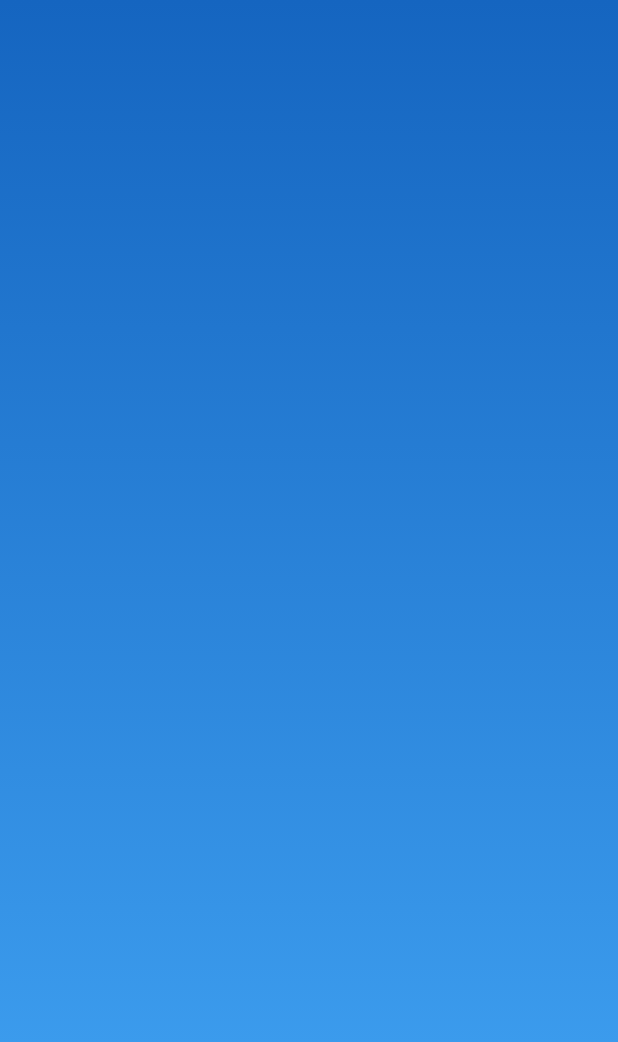
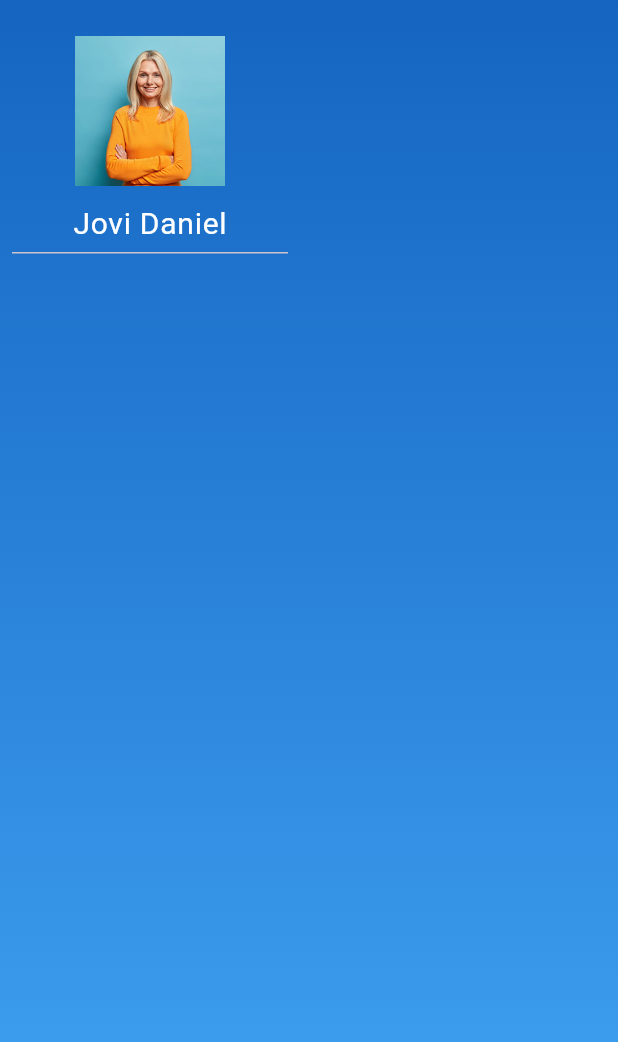
Before and after one commit to MrPouyaSaad/Drawer-Menu-3D, a Flutter app: the HomeScreen screen opened directly, on a phone screen of 412 x 824 dp. Shown: the top 1042 px of the screen. Run offline on Flutter 3.47's test engine with Material 2 defaults, Android fonts, the phone set to English and light mode, and no system bars.

Commit message:
Make Drawer Items

```diff
--- a/lib/home.dart
+++ b/lib/home.dart
@@ -19,7 +19,91 @@ class HomeScreen extends StatelessWidget {
                 end: Alignment.topCenter,
               ),
             ),
-          )
+          ),
+          SafeArea(
+              child: Container(
+            width: 200,
+            padding: const EdgeInsets.all(8),
+            child: Column(
+              children: [
+                DrawerHeader(
+                  child: Column(
+                    mainAxisAlignment: MainAxisAlignment.center,
+                    children: [
+                      CircleAvatar(
+                        radius: 50,
+                        child: Image.asset('images/1.jpg'),
+                      ),
+                      const SizedBox(
+                        height: 10,
+                      ),
+                      const Text(
+                        'Jovi Daniel',
+                        style: TextStyle(
+                          color: Colors.white,
+                          fontSize: 20.0,
+                        ),
+                      ),
+                      Expanded(
+                        child: ListView(
+                          children: const [
+                            ListTile(
+                              leading: Icon(
+                                Icons.home,
+                                color: Colors.white,
+                              ),
+                              title: Text(
+                                'Home',
+                                style: TextStyle(
+                                  color: Colors.white,
+                                ),
+                              ),
+                            ),
+                            ListTile(
+                              leading: Icon(
+                                Icons.person,
+                                color: Colors.white,
+                              ),
+                              title: Text(
+                                'Profile',
+                                style: TextStyle(
+                                  color: Colors.white,
+                                ),
+                              ),
+                            ),
+                            ListTile(
+                              leading: Icon(
+                                Icons.settings,
+                                color: Colors.white,
+                              ),
+                              title: Text(
+                                'Settings',
+                                style: TextStyle(
+                                  color: Colors.white,
+                                ),
+                              ),
+                            ),
+                            ListTile(
+                              leading: Icon(
+                                Icons.logout,
+                                color: Colors.white,
+                              ),
+                              title: Text(
+                                'Log out',
+                                style: TextStyle(
+                                  color: Colors.white,
+                                ),
+                              ),
+                            ),
+                          ],
+                        ),
+                      ),
+                    ],
+                  ),
+                ),
+              ],
+            ),
+          ))
         ],
       ),
     );
```
